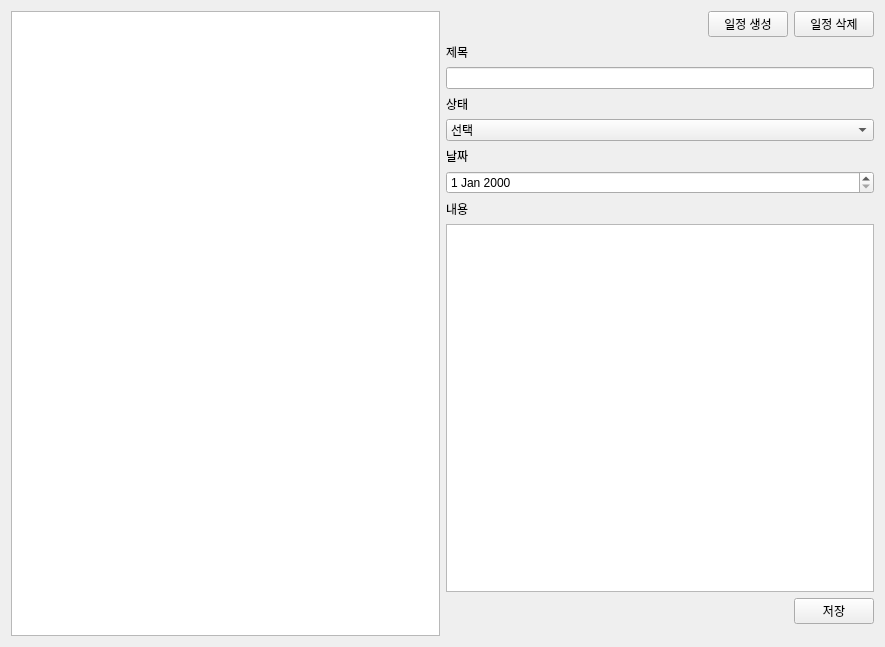
Old version of the form src/pages/ToDoList/ToDoList.ui in the repository Goseongcheol/TaskNote.
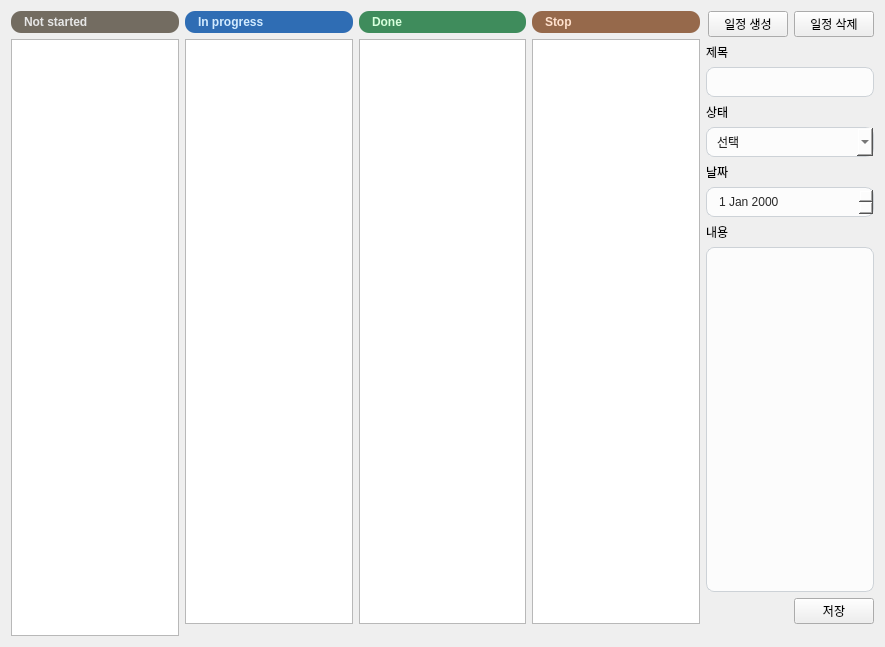
New version of the form.

Commit message: ToDoList 리팩토링 필요

What changed in the file:
```diff
--- a/src/pages/ToDoList/ToDoList.ui
+++ b/src/pages/ToDoList/ToDoList.ui
@@ -14,10 +14,74 @@
    <string>Form</string>
   </property>
   <property name="styleSheet">
-   <string notr="true"/>
+   <string notr="true">    QLineEdit, QDateEdit, QComboBox, QTextEdit {
+        background-color: rgb(252, 252, 252);
+        border: 1px solid rgb(205, 210, 215);
+        border-radius: 8px;
+        padding: 6px 10px;
+        color: rgb(40, 40, 40);
+        selection-background-color: rgb(80, 150, 255);
+    }</string>
   </property>
   <layout class="QGridLayout" name="gridLayout">
+   <item row="1" column="2">
+    <widget class="QListWidget" name="done_ListWidget"/>
+   </item>
+   <item row="0" column="0">
+    <widget class="QLabel" name="label_5">
+     <property name="styleSheet">
+      <string notr="true">font-weight: bold;
+font-size: 12px;
+padding: 4px 10px;
+border-radius: 10px;
+color: rgb(230, 230, 230);
+background-color: rgb(115, 108, 97);</string>
+     </property>
+     <property name="text">
+      <string>Not started</string>
+     </property>
+    </widget>
+   </item>
+   <item row="0" column="3">
+    <widget class="QLabel" name="label_8">
+     <property name="styleSheet">
+      <string notr="true">font-weight: bold;
+font-size: 12px;
+padding: 4px 10px;
+border-radius: 10px;
+color: rgb(255, 225, 205);
+background-color: rgb(150, 105, 75);</string>
+     </property>
+     <property name="text">
+      <string>Stop</string>
+     </property>
+    </widget>
+   </item>
+   <item row="1" column="3">
+    <widget class="QListWidget" name="stop_ListWidget"/>
+   </item>
    <item row="0" column="1">
+    <widget class="QLabel" name="label_6">
+     <property name="styleSheet">
+      <string notr="true">font-weight: bold;
+font-size: 12px;
+padding: 4px 10px;
+border-radius: 10px;
+color: rgb(210, 235, 255);
+background-color: rgb(47, 109, 180);</string>
+     </property>
+     <property name="text">
+      <string>In progress</string>
+     </property>
+    </widget>
+   </item>
+   <item row="1" column="1">
+    <widget class="QListWidget" name="ing_ListWidget"/>
+   </item>
+   <item row="1" column="0" rowspan="3">
+    <widget class="QListWidget" name="wait_ListWidget"/>
+   </item>
+   <item row="0" column="4" rowspan="2">
     <layout class="QGridLayout" name="gridLayout_2">
      <item row="2" column="0">
       <widget class="QLineEdit" name="title"/>
@@ -146,8 +210,20 @@
      </item>
     </layout>
    </item>
-   <item row="0" column="0" rowspan="3">
-    <widget class="QListWidget" name="listWidget"/>
+   <item row="0" column="2">
+    <widget class="QLabel" name="label_7">
+     <property name="styleSheet">
+      <string notr="true">font-weight: bold;
+font-size: 12px;
+padding: 4px 10px;
+border-radius: 10px;
+color: rgb(215, 255, 220);
+background-color: rgb(63, 140, 92);</string>
+     </property>
+     <property name="text">
+      <string>Done</string>
+     </property>
+    </widget>
    </item>
   </layout>
  </widget>
```
Left out of the diff: 9 changed lines with no effect on the pictures. The commit also changes 6 other files.
